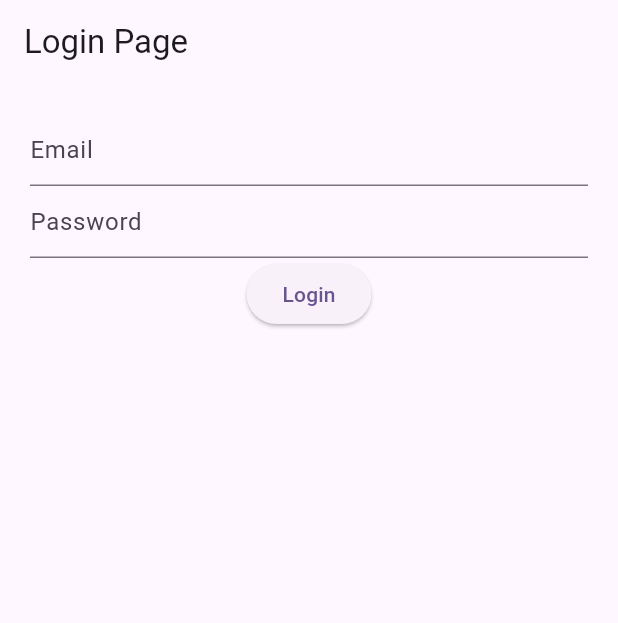
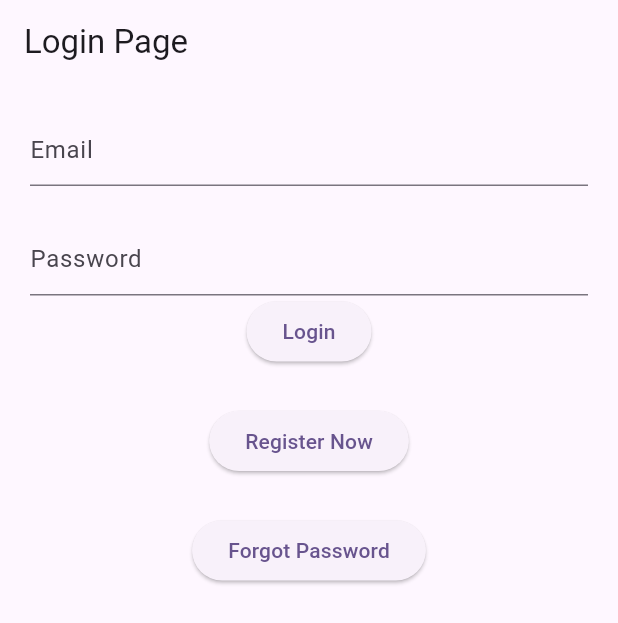
Before and after one commit to sailesh818/google-signup, a Flutter app: the screen it shows after launch, on a phone screen of 412 x 824 dp. Shown: the top 623 px of the screen. Run offline on Flutter 3.47's test engine with Material 3 defaults, Android fonts, the phone set to English and light mode, and no system bars; our stand-ins replace firebase_auth, firebase_core, get; accounts and stored records are empty.

Commit message:
forgot and signup

```diff
--- a/lib/main.dart
+++ b/lib/main.dart
@@ -1,5 +1,6 @@
 import 'package:firebase_core/firebase_core.dart';
 import 'package:flutter/material.dart';
+import 'package:get/get_navigation/src/root/get_material_app.dart';
 //import 'package:google_sign_up/page/home_page.dart';
 import 'package:google_sign_up/page/wrapper_page.dart';
 
@@ -17,7 +18,7 @@ class MyApp extends StatelessWidget {
   // This widget is the root of your application.
   @override
   Widget build(BuildContext context) {
-    return MaterialApp(
+    return GetMaterialApp(
       title: 'Flutter Demo',
       theme: ThemeData(
         colorScheme: ColorScheme.fromSeed(seedColor: Colors.deepPurple),
--- a/lib/page/login_page.dart
+++ b/lib/page/login_page.dart
@@ -1,6 +1,10 @@
 import 'package:firebase_auth/firebase_auth.dart';
 //import 'package:firebase_core/firebase_core.dart';
 import 'package:flutter/material.dart';
+import 'package:get/get_core/src/get_main.dart';
+import 'package:get/get_navigation/get_navigation.dart';
+import 'package:google_sign_up/page/forgot.dart';
+import 'package:google_sign_up/page/signup_page.dart';
 
 class LoginPage extends StatefulWidget {
   const LoginPage({super.key});
@@ -24,7 +28,9 @@ class _LoginPageState extends State<LoginPage> {
   Widget build(BuildContext context) {
     return Scaffold(
       appBar: AppBar(title: Text('Login Page')),
-      body: Padding(
+      body: ListView(
+        children: [
+          Padding(
             padding: const EdgeInsets.all(20),
             child: Column(
               children: [
@@ -32,13 +38,26 @@ class _LoginPageState extends State<LoginPage> {
                   controller: email,
                   decoration: InputDecoration(hintText: 'Email'),
                 ),
+                SizedBox(height: 25),
                 TextField(
                   controller: password,
                   decoration: InputDecoration(hintText: 'Password'),
                 ),
                 ElevatedButton(onPressed: () => signIn(), child: Text('Login')),
+                SizedBox(height: 25),
+                ElevatedButton(
+                  onPressed: () => Get.to(SignupPage()),
+                  child: Text('Register Now'),
+                ),
+                SizedBox(height: 25),
+                ElevatedButton(
+                  onPressed: () => Get.to(Forgot()),
+                  child: Text('Forgot Password'),
+                ),
               ],
             ),
+          ),
+        ],
       ),
     );
   }
```
Also changed, not shown: lib/page/forgot.dart (added, +39 -0 lines), lib/page/signup_page.dart (added, +48 -0 lines), 2 other files. Lines whose indentation alone changed are shown as unchanged.
